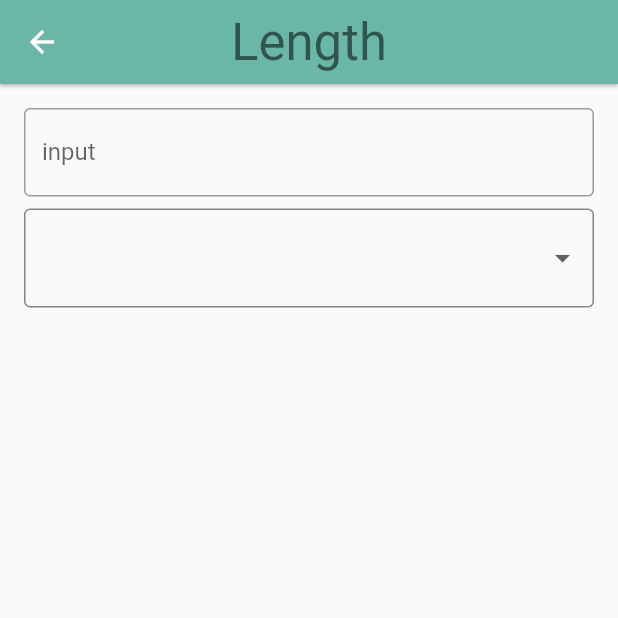
After one commit to laramartin/flutter-udacity, a Flutter app: the screen it shows after launch, after a tap on "Length", on a phone screen of 412 x 824 dp, the top half of it. The commit adds this screen. Run offline on Flutter 3.47's test engine with Material 2 defaults, Android fonts, the phone set to English and light mode, and no system bars; our stand-ins replace cloud_firestore, firebase_storage, image_picker; accounts and stored records are empty.

Commit message:
Extract layout input group as widget

```diff
--- a/udacity-course/course/06_input/task_06_input/lib/category.dart
+++ b/udacity-course/course/06_input/task_06_input/lib/category.dart
@@ -7,9 +7,10 @@
 import 'package:flutter/material.dart';
 // @required is defined in the meta.dart package
 import 'package:meta/meta.dart';
+import 'package:task_06_input/unit.dart';
 
 import 'converter_route.dart';
-import 'unit.dart';
+//import 'unit.dart';
 
 // We use an underscore to indicate that these variables are private.
 // See https://www.dartlang.org/guides/language/effective-dart/design#libraries
--- a/udacity-course/course/06_input/task_06_input/lib/category_route.dart
+++ b/udacity-course/course/06_input/task_06_input/lib/category_route.dart
@@ -3,9 +3,9 @@
 // found in the LICENSE file.
 
 import 'package:flutter/material.dart';
+import 'package:task_06_input/unit.dart';
 
 import 'category.dart';
-import 'unit.dart';
 
 final _backgroundColor = Colors.green[100];
 
--- /dev/null
+++ b/udacity-course/course/06_input/task_06_input/lib/input_group_widget.dart
@@ -0,0 +1,120 @@
+import 'package:flutter/material.dart';
+import 'package:task_06_input/unit.dart';
+
+
+const _padding = EdgeInsets.all(16.0);
+
+
+class InputGroupWidget extends StatefulWidget {
+  final List<Unit> units;
+
+  InputGroupWidget(this.units);
+
+  @override
+  State<StatefulWidget> createState() => InputGroupWidgetState();
+}
+
+class InputGroupWidgetState extends State<InputGroupWidget> {
+  var userInput = '';
+
+  Unit currentUnit;
+
+  List<DropdownMenuItem<Unit>> _items;
+
+  bool _showValidationError = false;
+
+  // TODO: Add other helper functions. We've given you one, _format()
+
+  /// Clean up conversion; trim trailing zeros, e.g. 5.500 -> 5.5, 10.0 -> 10
+  String _format(double conversion) {
+    var outputNum = conversion.toStringAsPrecision(7);
+    if (outputNum.contains('.') && outputNum.endsWith('0')) {
+      var i = outputNum.length - 1;
+      while (outputNum[i] == '0') {
+        i -= 1;
+      }
+      outputNum = outputNum.substring(0, i + 1);
+    }
+    if (outputNum.endsWith('.')) {
+      return outputNum.substring(0, outputNum.length - 1);
+    }
+    return outputNum;
+  }
+
+  List<DropdownMenuItem<Unit>> _createListItems(List<Unit> units) {
+    return units.map((Unit unit) {
+      return DropdownMenuItem<Unit>(
+        value: unit,
+        child: new Text(unit.name),
+      );
+    }).toList();
+  }
+
+  @override
+  void initState() {
+    _items = _createListItems(widget.units);
+    super.initState();
+  }
+
+  @override
+  Widget build(BuildContext context) {
+    var _dropdownButton = Padding(
+      padding: EdgeInsets.only(top: 8.0),
+      child: Container(
+        decoration: BoxDecoration(
+            borderRadius: const BorderRadius.all(const Radius.circular(4.0)),
+            border: Border.all(
+              color: Color(0x77000000),
+            )),
+        child: Padding(
+          padding: const EdgeInsets.all(8.0),
+          child: DropdownButtonHideUnderline(
+            child: DropdownButton<Unit>(
+              value: currentUnit,
+              onChanged: (Unit newUnit) {
+                setState(() {
+                  currentUnit = newUnit;
+                });
+              },
+              items: _items,
+            ),
+          ),
+        ),
+      ),
+    );
+
+    return Padding(
+      padding: _padding,
+      child: Column(
+        crossAxisAlignment: CrossAxisAlignment.stretch,
+        children: <Widget>[
+          TextField(
+            decoration: InputDecoration(
+                labelText: 'input',
+                border: OutlineInputBorder(),
+                errorText: _showValidationError ? 'Invalid input' : null),
+            keyboardType: TextInputType.number,
+            onChanged: _updateText,
+          ),
+          _dropdownButton,
+        ],
+      ),
+    );
+  }
+
+  void _updateText(String input) {
+    setState(() {
+      if (input == null || input.isEmpty) {
+        _showValidationError = false;
+        return;
+      }
+      try {
+        final inputDouble = double.parse(input);
+        _showValidationError = false;
+      } on Exception catch (e) {
+        print('Error: $e');
+        _showValidationError = true;
+      }
+    });
+  }
+}
```
Also changed, not shown: udacity-course/course/06_input/task_06_input/lib/converter_route.dart (+4 -106 lines).
